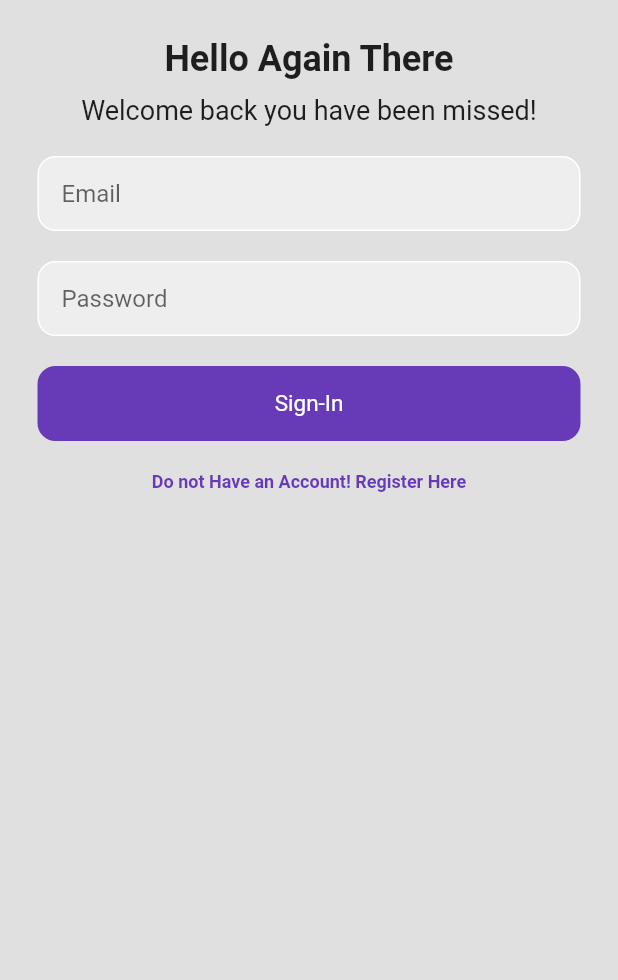
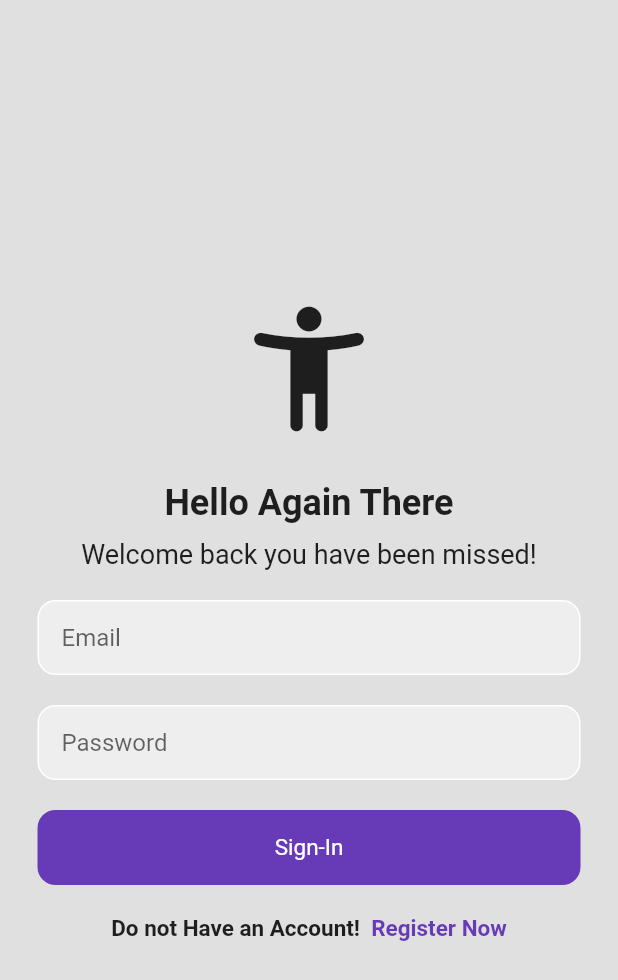
Before and after one commit to pbijampola/Fluter_demo, a Flutter app: the screen it shows after launch, on a phone screen of 412 x 824 dp. Shown: the top 980 px of the screen. Run offline on Flutter 3.47's test engine with Material 2 defaults, Android fonts, the phone set to English and light mode, and no system bars; our stand-ins replace firebase_auth, firebase_core; accounts and stored records are empty.

Commit message:
login and registration done but yet validation

```diff
--- /dev/null
+++ b/lib/auth/auth_page.dart
@@ -0,0 +1,35 @@
+import 'package:flutter/material.dart';
+import 'package:jobportal/pages/login_page.dart';
+import 'package:jobportal/pages/register_page.dart';
+
+
+class AuthPage extends StatefulWidget {
+  AuthPage({Key? key}) : super(key: key);
+
+  @override
+  State<AuthPage> createState() => _AuthPageState();
+}
+
+class _AuthPageState extends State<AuthPage> {
+
+//initially show the login page
+bool showLoginPage=true;
+
+void toggleScreen(){
+  setState(() {
+    showLoginPage =!showLoginPage;
+  });
+
+}
+
+  @override
+  Widget build(BuildContext context) {
+if(showLoginPage){
+    return LoginPage(showRegisterPage: toggleScreen);
+}
+else
+  {
+    return RegisterPage(showLoginPage: toggleScreen);
+  }
+  }
+}
--- /dev/null
+++ b/lib/auth/main_page.dart
@@ -0,0 +1,27 @@
+import 'package:firebase_auth/firebase_auth.dart';
+import 'package:flutter/material.dart';
+import 'package:jobportal/auth/auth_page.dart';
+import 'package:jobportal/pages/login_page.dart';
+
+import '../pages/home_page.dart';
+
+
+class MainPage extends StatelessWidget {
+  const MainPage({Key? key}) : super(key: key);
+
+  @override
+  Widget build(BuildContext context) {
+    return Scaffold(
+      body: StreamBuilder<User?>(stream: FirebaseAuth.instance.authStateChanges(),
+      builder: (context,snapshot){
+        if(snapshot.hasData){
+          return HomePage();
+        }
+        else{
+          return AuthPage();
+        }
+      },
+      ),
+    );
+  }
+}
--- a/lib/login_page.dart
+++ /dev/null
@@ -1,92 +0,0 @@
-// ignore_for_file: prefer_const_constructors, prefer_const_literals_to_create_immutables
-
-import 'dart:ui';
-
-import 'package:flutter/material.dart';
-
-class LoginPage extends StatefulWidget {
-  const LoginPage({Key? key}) : super(key: key);
-
-  @override
-  State<LoginPage> createState() => _LoginPageState();
-}
-
-class _LoginPageState extends State<LoginPage> {
-  @override
-  Widget build(BuildContext context) {
-    return Scaffold(
-      backgroundColor: Colors.grey[300],
-      body: SafeArea(
-        child: Center(
-          child: Column(children: [
-             SizedBox(height: 25),
-            //greeting
-            Text('Hello Again There',
-                style: TextStyle(fontWeight: FontWeight.bold,
-                fontSize: 24)),
-                SizedBox(height: 10),
-                Text('Welcome back you have been missed!',
-                style: TextStyle(
-                fontSize: 18)),
-
-                 SizedBox(height: 20),
-            //email field
-            Padding(
-              padding: const EdgeInsets.symmetric(horizontal: 25.0),
-              child: Container(
-                decoration: BoxDecoration(color: Colors.grey[200],
-                border: Border.all(color: Colors.white),
-                borderRadius: BorderRadius.circular(12)),
-                child: Padding(
-                  padding: const EdgeInsets.only(left: 15),
-                  child: TextField(
-                    decoration: InputDecoration(
-                    border: InputBorder.none,
-                    hintText: "Email")),
-                ),
-              ),
-            ),
-            //separating
-            SizedBox(height: 20),
-            //password field
-          Padding(
-            padding: const EdgeInsets.symmetric(horizontal: 25.0),
-            child: Container( decoration: BoxDecoration(color: Colors.grey[200],
-            border: Border.all(color: Colors.white),
-            borderRadius: BorderRadius.circular(12)),
-              child: Padding(
-                padding: const EdgeInsets.only(left: 15.0),
-                child: TextField(
-                  obscureText: true,
-                  decoration: InputDecoration(
-                    border: InputBorder.none,
-                    hintText: "Password"
-                  ),
-                ),
-              ),
-            ),
-          ),
-
-          //separating
-          SizedBox(height: 20),
-            //login button
-          Padding(
-            padding: const EdgeInsets.symmetric(horizontal: 25.0),
-            child: Container(
-              padding: EdgeInsets.all(16),
-              decoration: BoxDecoration(color: Colors.deepPurple,
-              borderRadius: BorderRadius.circular(12)),
-              child: Center(child: Text("Sign-In",
-              style: TextStyle(color: Colors.white,fontSize: 15),)),
-            ),
-          ),
-            //not a member register now
-            SizedBox(height: 20,),
-            // Not a member register
-            Text("Do not Have an Account! Register Here",style: TextStyle(color: Colors.deepPurple,fontSize: 12,fontWeight: FontWeight.bold),),
-          ]),
-        ),
-      ),
-    );
-  }
-}
--- a/lib/main.dart
+++ b/lib/main.dart
@@ -1,8 +1,14 @@
 import 'package:flutter/material.dart';
-import 'login_page.dart';
+import 'package:firebase_core/firebase_core.dart';
+import 'pages/login_page.dart';
+import 'auth/main_page.dart';
 
 
-void main() {
+void main() async {
+  WidgetsFlutterBinding.ensureInitialized();
+
+  await Firebase.initializeApp();
+
   runApp(const MyApp());
 }
 
@@ -27,7 +33,7 @@ class MyApp extends StatelessWidget {
         // is not restarted.
         primarySwatch: Colors.red,
       ),
-      home: LoginPage(),
+      home: MainPage(),
     );
   }
 }
--- /dev/null
+++ b/lib/pages/login_page.dart
@@ -0,0 +1,137 @@
+// ignore_for_file: prefer_const_constructors, prefer_const_literals_to_create_immutables
+
+import 'dart:ui';
+
+import 'package:firebase_auth/firebase_auth.dart';
+import 'package:flutter/material.dart';
+
+class LoginPage extends StatefulWidget {
+  final VoidCallback showRegisterPage;
+  const LoginPage({Key? key, required this.showRegisterPage}) : super(key: key);
+
+  @override
+  State<LoginPage> createState() => _LoginPageState();
+}
+
+class _LoginPageState extends State<LoginPage> {
+
+  // text controllers
+  final _emailcontroller = TextEditingController();
+  final _passwordcontroller = TextEditingController();
+
+  Future signIn() async{
+    await FirebaseAuth.instance.signInWithEmailAndPassword(
+      email: _emailcontroller.text.trim(),
+     password: _passwordcontroller.text.trim()
+     );
+  }
+
+  @override
+  void dispose() {
+    // TODO: implement dispose
+    _emailcontroller.dispose();
+    _passwordcontroller.dispose();
+    super.dispose();
+  }
+
+  @override
+  Widget build(BuildContext context) {
+    return Scaffold(
+      backgroundColor: Colors.grey[300],
+      body: SafeArea(
+        child: Center(
+          child: SingleChildScrollView(
+            child: Column(
+              mainAxisAlignment: MainAxisAlignment.center,
+              children: [
+                Icon(Icons.accessibility_new_rounded,
+                size: 100),
+               SizedBox(height: 25),
+              //greeting
+              Text('Hello Again There',
+                  style: TextStyle(fontWeight: FontWeight.bold,
+                  fontSize: 24)),
+                  SizedBox(height: 10),
+                  Text('Welcome back you have been missed!',
+                  style: TextStyle(
+                  fontSize: 18)),
+
+                   SizedBox(height: 20),
+              //email field
+              Padding(
+                padding: const EdgeInsets.symmetric(horizontal: 25.0),
+                child: Container(
+                  decoration: BoxDecoration(color: Colors.grey[200],
+                  border: Border.all(color: Colors.white),
+                  borderRadius: BorderRadius.circular(12)),
+                  child: Padding(
+                    padding: const EdgeInsets.only(left: 15),
+                    child: TextField(
+                      controller: _emailcontroller,
+                      decoration: InputDecoration(
+                      border: InputBorder.none,
+                      hintText: "Email")),
+                  ),
+                ),
+              ),
+              //separating
+              SizedBox(height: 20),
+              //password field
+            Padding(
+              padding: const EdgeInsets.symmetric(horizontal: 25.0),
+              child: Container( decoration: BoxDecoration(color: Colors.grey[200],
+              border: Border.all(color: Colors.white),
+              borderRadius: BorderRadius.circular(12)),
+                child: Padding(
+                  padding: const EdgeInsets.only(left: 15.0),
+                  child: TextField(
+                    controller: _passwordcontroller,
+                    obscureText: true,
+                    decoration: InputDecoration(
+                      border: InputBorder.none,
+                      hintText: "Password"
+                    ),
+                  ),
+                ),
+              ),
+            ),
+
+            //separating
+            SizedBox(height: 20),
+              //login button
+            Padding(
+              padding: const EdgeInsets.symmetric(horizontal: 25.0),
+              child: GestureDetector(
+                onTap: signIn,
+                child: Container(
+                  padding: EdgeInsets.all(16),
+                  decoration: BoxDecoration(color: Colors.deepPurple,
+                  borderRadius: BorderRadius.circular(12)),
+                  child: Center(child: Text("Sign-In",
+                  style: TextStyle(color: Colors.white,fontSize: 15),)),
+                ),
+              ),
+            ),
+              //not a member register now
+              SizedBox(height: 20,),
+              // Not a member register
+              Row(
+                mainAxisAlignment: MainAxisAlignment.center,
+                children: [
+                  Text("Do not Have an Account!",style: TextStyle(fontSize: 15,fontWeight: FontWeight.bold),
+                  ),
+                  GestureDetector(
+                    onTap: widget.showRegisterPage,
+                    child: Text("  Register Now",
+                    style: TextStyle(color: Colors.deepPurple,
+                    fontSize: 15,
+                    fontWeight: FontWeight.bold),))
+                ],
+              ),
+            ]),
+          ),
+        ),
+      ),
+    );
+  }
+}
```
Also changed, not shown: lib/pages/home_page.dart (added, +42 -0 lines), lib/pages/register_page.dart (added, +166 -0 lines), pubspec.yaml (+5 -19 lines), pubspec.lock, 4 other files.
